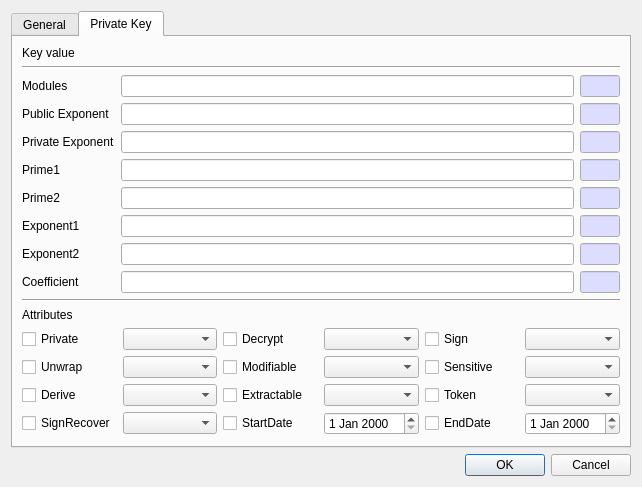
This is CryptokiMan/create_rsa_pri_key_dlg.ui in jykim74/CryptokiMan as Qt 5 draws it before an edit. The edited form follows.
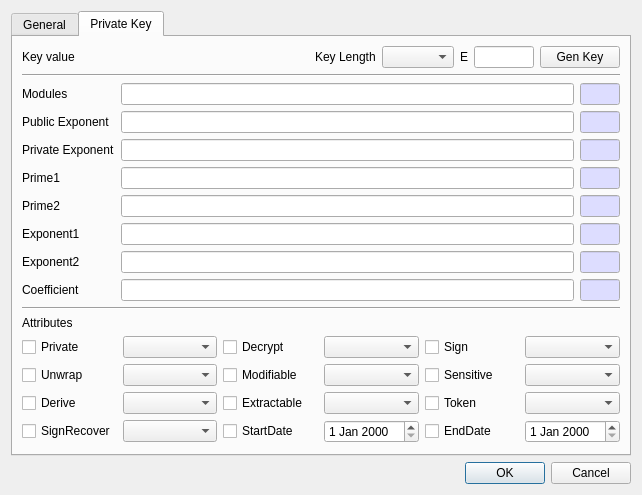
This is the edited form.

What changed in the file:
```diff
--- a/CryptokiMan/create_rsa_pri_key_dlg.ui
+++ b/CryptokiMan/create_rsa_pri_key_dlg.ui
@@ -7,7 +7,7 @@
     <x>0</x>
     <y>0</y>
     <width>642</width>
-    <height>461</height>
+    <height>474</height>
    </rect>
   </property>
   <property name="windowTitle">
@@ -343,11 +343,74 @@
       </attribute>
       <layout class="QVBoxLayout" name="verticalLayout_3">
        <item>
-        <widget class="QLabel" name="label_9">
-         <property name="text">
-          <string>Key value</string>
+        <layout class="QGridLayout" name="gridLayout_6">
+         <property name="topMargin">
+          <number>0</number>
          </property>
-        </widget>
+         <item row="0" column="1">
+          <spacer name="horizontalSpacer_2">
+           <property name="orientation">
+            <enum>Qt::Horizontal</enum>
+           </property>
+           <property name="sizeHint" stdset="0">
+            <size>
+             <width>40</width>
+             <height>20</height>
+            </size>
+           </property>
+          </spacer>
+         </item>
+         <item row="0" column="2">
+          <widget class="QLabel" name="label_19">
+           <property name="text">
+            <string>Key Length</string>
+           </property>
+          </widget>
+         </item>
+         <item row="0" column="3">
+          <widget class="QComboBox" name="mParamCombo"/>
+         </item>
+         <item row="0" column="4">
+          <widget class="QLabel" name="label_20">
+           <property name="text">
+            <string>E</string>
+           </property>
+          </widget>
+         </item>
+         <item row="0" column="6">
+          <widget class="QPushButton" name="mGenKeyBtn">
+           <property name="text">
+            <string>Gen Key</string>
+           </property>
+          </widget>
+         </item>
+         <item row="0" column="0">
+          <widget class="QLabel" name="label_9">
+           <property name="text">
+            <string>Key value</string>
+           </property>
+          </widget>
+         </item>
+         <item row="0" column="5">
+          <widget class="QLineEdit" name="mEText">
+           <property name="minimumSize">
+            <size>
+             <width>60</width>
+             <height>0</height>
+            </size>
+           </property>
+           <property name="maximumSize">
+            <size>
+             <width>60</width>
+             <height>16777215</height>
+            </size>
+           </property>
+           <property name="maxLength">
+            <number>8</number>
+           </property>
+          </widget>
+         </item>
+        </layout>
        </item>
        <item>
         <widget class="Line" name="line_3">
```
